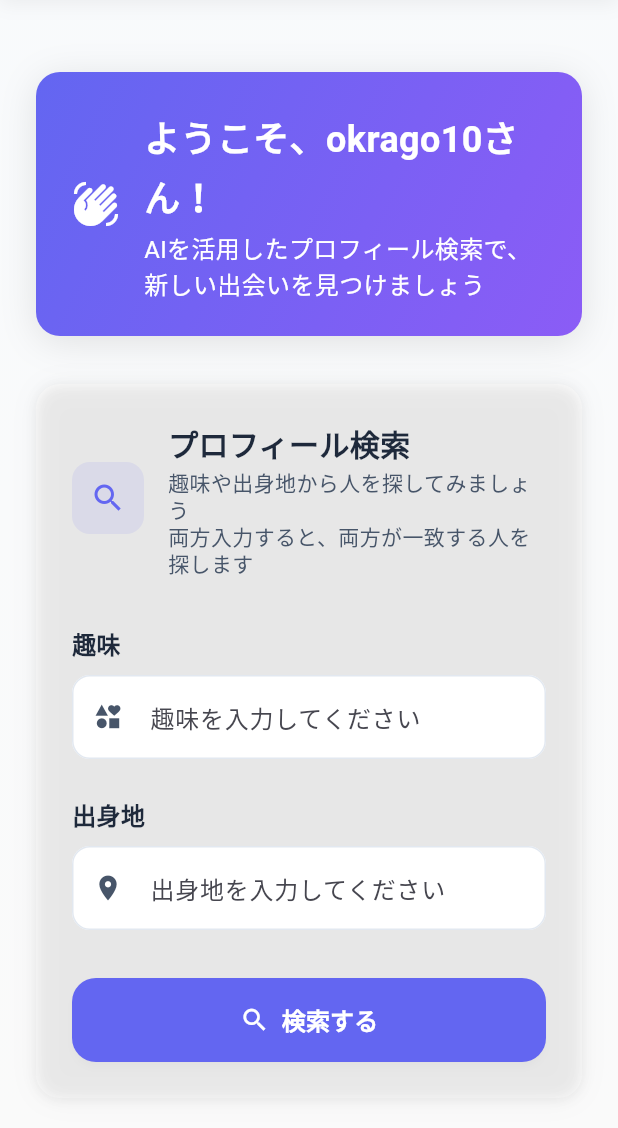
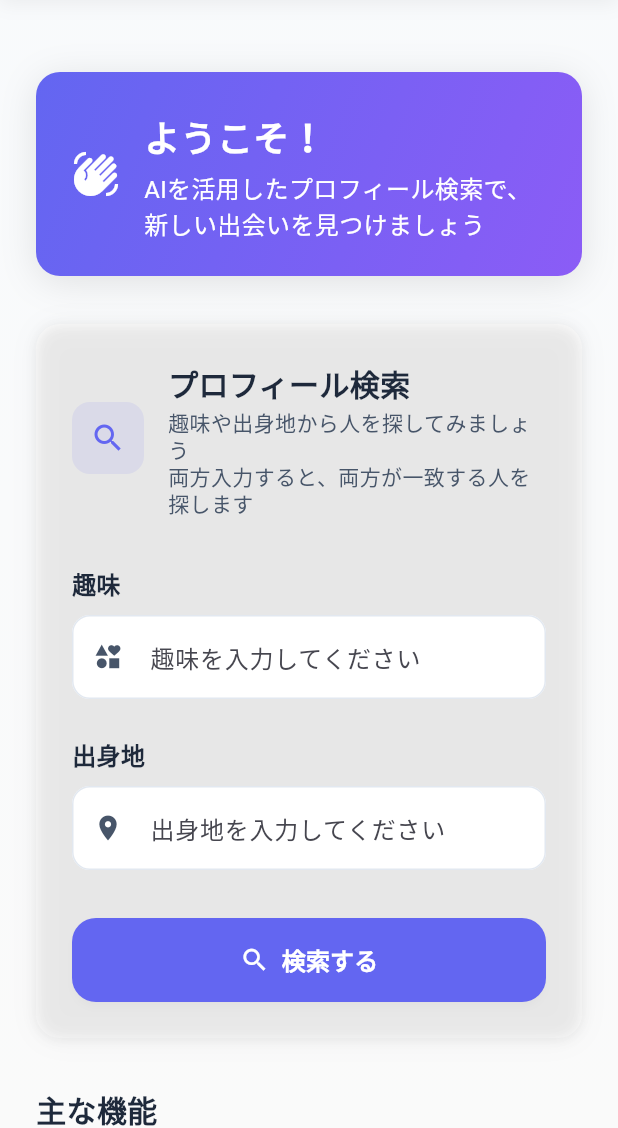
Before and after one commit to Rikut0417/AIHackathon2025, a Flutter app: the HomeScreen screen opened directly, on a phone screen of 412 x 824 dp, the part 108-1236 px from its top. Run offline on Flutter 3.47's test engine with Material 3 defaults, Android fonts, the light colour scheme and no system bars; our stand-ins replace firebase_auth, firebase_core, flutter_dotenv, shared_preferences, smooth_page_indicator; accounts and stored records are empty; statements that could not run were skipped.

Commit message:
ホーム画面の文字を修正

```diff
--- a/frontend/lib/home_screen.dart
+++ b/frontend/lib/home_screen.dart
@@ -389,7 +389,7 @@ class _HomeScreenState extends State<HomeScreen>
                   crossAxisAlignment: CrossAxisAlignment.start,
                   children: [
                     Text(
-                      'ようこそ、okrago10さん！',
+                      'ようこそ！',
                       style: TextStyle(
                         fontSize: 24,
                         fontWeight: FontWeight.bold,
```
